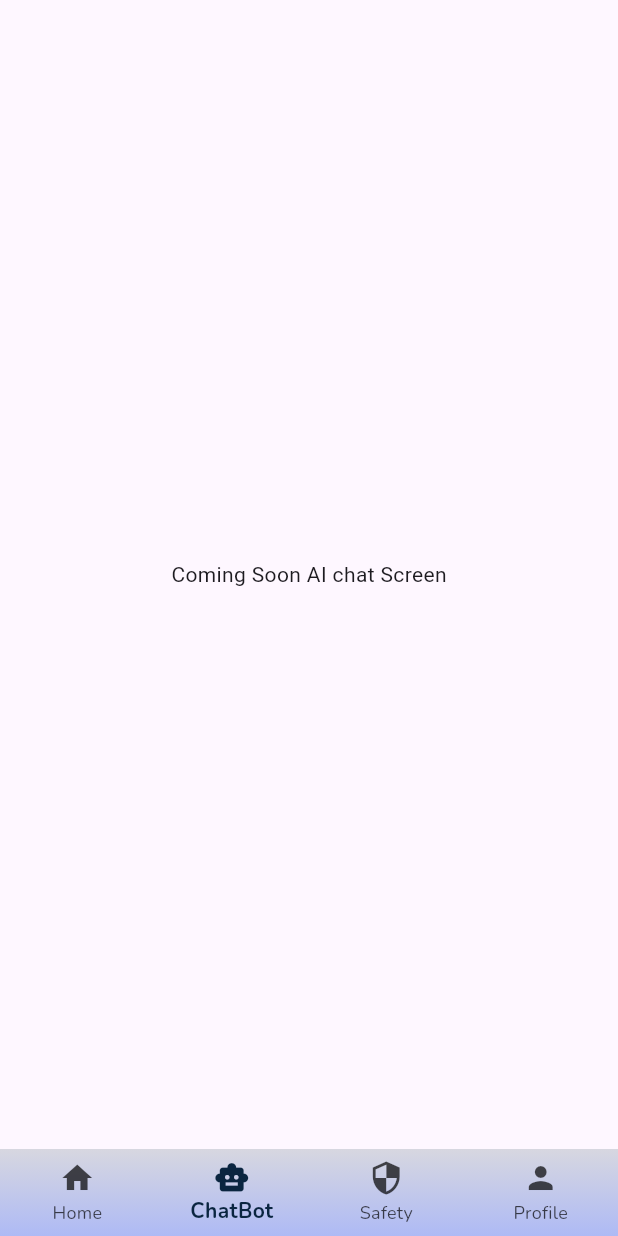
After one commit to mehran-bangash/Eco-Venture-Flutter-App, a Flutter app: the BottomNavChild screen opened directly, item 2 of the bottom bar chosen, on a phone screen of 412 x 824 dp. The commit adds this screen. Run offline on Flutter 3.47's test engine with Material 3 defaults, Android fonts, the phone set to English and light mode, and no system bars; our stand-ins replace google_fonts, responsive_sizer.

Commit message:
half section of child completed

```diff
--- a/lib/main.dart
+++ b/lib/main.dart
@@ -1,8 +1,5 @@
-import 'package:eco_venture/views/auth/forgot_password_screen.dart';
-import 'package:eco_venture/views/auth/login_screen.dart';
-import 'package:eco_venture/views/auth/sign_up_screen.dart';
-import 'package:eco_venture/views/child_section/child_home_screen.dart';
-import 'package:eco_venture/views/landing/landing_screen.dart';
+
+import 'package:eco_venture/views/childSection/multimedia/child_multimedia_screen.dart';
 import 'package:flutter/material.dart';
 import 'package:responsive_sizer/responsive_sizer.dart';
 
@@ -25,7 +22,7 @@ class MyApp extends StatelessWidget {
           theme: ThemeData(
             colorScheme: ColorScheme.fromSeed(seedColor: Colors.deepPurple),
           ),
-          home:ChildHomeScreen(),
+          home:ChildMultimediaScreen(),
         );
       },
     );
--- /dev/null
+++ b/lib/navigation/bottom_nav_child.dart
@@ -0,0 +1,79 @@
+import 'package:eco_venture/views/childSection/ai_chat_screen.dart';
+import 'package:eco_venture/views/childSection/child_home_screen.dart';
+import 'package:eco_venture/views/childSection/profile/child_profile_screen.dart';
+import 'package:flutter/material.dart';
+import 'package:google_fonts/google_fonts.dart';
+
+import '../views/childSection/report_safety_screen.dart';
+
+class BottomNavChild extends StatefulWidget {
+  const BottomNavChild({super.key});
+
+  @override
+  State<BottomNavChild> createState() => _BottomNavChildState();
+}
+
+class _BottomNavChildState extends State<BottomNavChild> {
+  int _currentIndex = 0;
+
+  final _screens = [
+    ChildHomeScreen(),
+    AiChatScreen(),
+    ReportSafetyScreen(),
+    ChildProfile(),
+  ];
+
+  @override
+  Widget build(BuildContext context) {
+    return Scaffold(
+      body: _screens[_currentIndex],
+      bottomNavigationBar: Container(
+        decoration: const BoxDecoration(
+          gradient: LinearGradient(
+            colors: [
+              Color(0xFFD7D7E0),
+              Color(0xFFAEBAF5),
+            ],
+            begin: Alignment.topCenter,
+            end: Alignment.bottomCenter,
+          ),
+        ),
+        child: BottomNavigationBar(
+          currentIndex: _currentIndex,
+          type: BottomNavigationBarType.fixed,
+          backgroundColor: Colors.transparent,
+          elevation: 0,
+          selectedItemColor: const Color(0xFF0A2540), // deep navy for contrast
+          unselectedItemColor: Colors.black.withValues(alpha: 0.7), // subtle gray
+          selectedLabelStyle: GoogleFonts.nunito(
+            fontWeight: FontWeight.w700,
+          ),
+          unselectedLabelStyle: GoogleFonts.nunito(),
+          onTap: (index) {
+            setState(() {
+              _currentIndex = index;
+            });
+          },
+          items: const [
+            BottomNavigationBarItem(
+              icon: Icon(Icons.home),
+              label: 'Home',
+            ),
+            BottomNavigationBarItem(
+              icon: Icon(Icons.smart_toy),
+              label: 'ChatBot',
+            ),
+            BottomNavigationBarItem(
+              icon: Icon(Icons.security),
+              label: 'Safety',
+            ),
+            BottomNavigationBarItem(
+              icon: Icon(Icons.person),
+              label: 'Profile',
+            ),
+          ],
+        ),
+      ),
+    );
+  }
+}
--- a/lib/views/auth/sign_up_screen.dart
+++ b/lib/views/auth/sign_up_screen.dart
@@ -2,7 +2,6 @@ import 'package:flutter/material.dart';
 import 'package:google_fonts/google_fonts.dart';
 import 'package:responsive_sizer/responsive_sizer.dart';
 
-import '../../core/constants/app_colors.dart';
 import '../../core/constants/app_text_styles.dart';
 import '../../core/widgets/auth_text_field.dart';
 class SignUpScreen extends StatefulWidget {
--- /dev/null
+++ b/lib/views/childSection/ai_chat_screen.dart
@@ -0,0 +1,18 @@
+import 'package:flutter/material.dart';
+class AiChatScreen extends StatefulWidget {
+  const AiChatScreen({super.key});
+
+  @override
+  State<AiChatScreen> createState() => _AiChatScreenState();
+}
+
+class _AiChatScreenState extends State<AiChatScreen> {
+  @override
+  Widget build(BuildContext context) {
+    return Scaffold(
+      body: Center(
+        child: Text("Coming Soon AI chat Screen"),
+      ),
+    );
+  }
+}
--- a/pubspec.yaml
+++ b/pubspec.yaml
@@ -36,6 +36,7 @@ dependencies:
   cupertino_icons: ^1.0.8
   responsive_sizer: ^3.3.1
   google_fonts: ^6.3.0
+  floating_bottom_navigation_bar: ^1.5.2
 
 dev_dependencies:
   flutter_test:
```
Also changed, not shown: lib/views/childSection/child_home_screen.dart (renamed from lib/views/child_section/child_home_screen.dart, +5 -4 lines), lib/views/childSection/multimedia/child_multimedia_screen.dart (added, +84 -0 lines), lib/views/childSection/multimedia/story_screen.dart (added, +153 -0 lines), lib/views/childSection/multimedia/video_screen.dart (added, +154 -0 lines), lib/views/childSection/profile/child_profile_screen.dart (added, +19 -0 lines), lib/views/childSection/report_safety_screen.dart (added, +19 -0 lines), assets/images/rabbit.jpeg (added), lib/views/childSection/widgets/click_able_info_card.dart (renamed from lib/views/child_section/widgets/click_able_info_card.dart), lib/views/childSection/widgets/container_grid.dart (renamed from lib/views/child_section/widgets/container_grid.dart), pubspec.lock.
